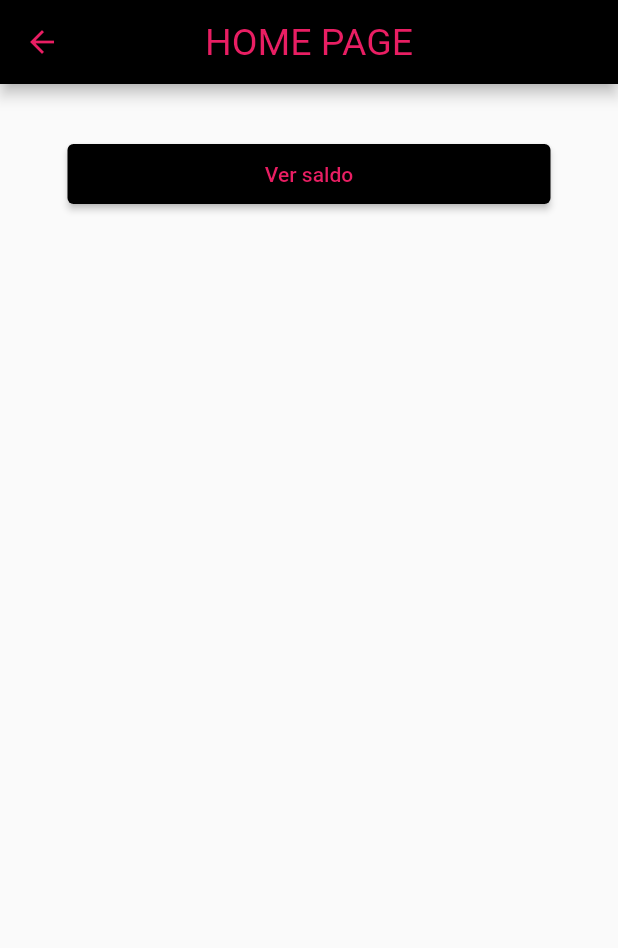
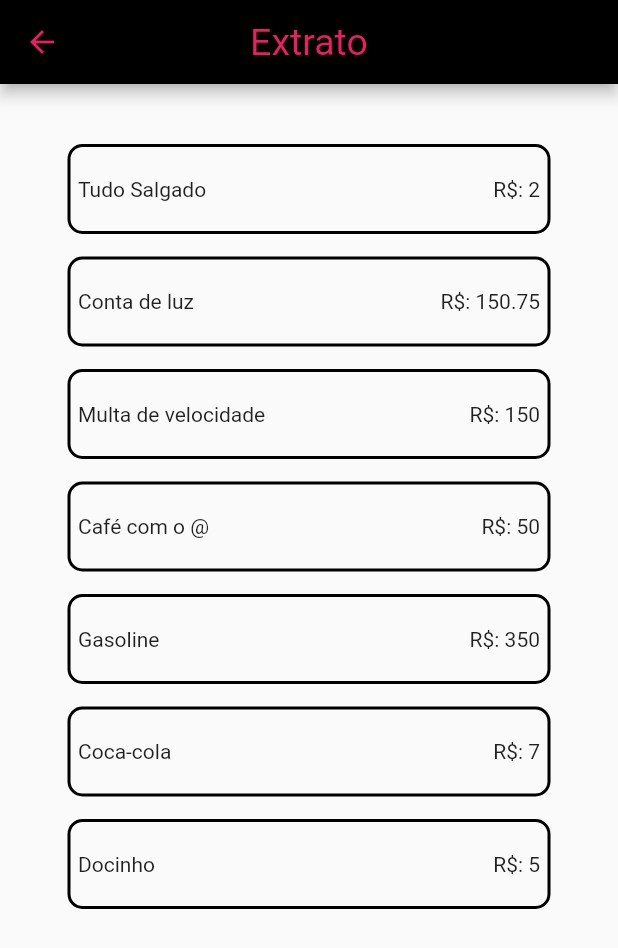
Before and after one commit to EduardoSerafim/Revisao-Flutter, a Flutter app: the screen it shows after launch, after a tap on "Login", on a phone screen of 412 x 824 dp. Shown: the top 948 px of the screen. Run offline on Flutter 3.47's test engine with Material 2 defaults, Android fonts, the phone set to English and light mode, and no system bars.

Commit message:
tela de extrato criada

```diff
--- a/lib/src/app/components/standard_card_content.dart
+++ b/lib/src/app/components/standard_card_content.dart
@@ -1,6 +1,14 @@
 import 'package:flutter/material.dart';
 
 class StandartCardContent extends StatelessWidget {
+
+  final String leftText;
+  final String rightText;
+
+  StandartCardContent({required this.leftText, required this.rightText});
+
+
+
   @override
   Widget build(BuildContext context) {
     return Container(
@@ -10,8 +18,11 @@ class StandartCardContent extends StatelessWidget {
       ),
       height: 60,
 
-      child: Row(children: [
-        Text('data'),
+      child: Row(
+        children: [
+          Text(leftText),
+          Spacer(),
+          Text(rightText),
 
       ]),
     );
--- /dev/null
+++ b/lib/src/app/model/transaction_model.dart
@@ -0,0 +1,9 @@
+class TransactionModel {
+  final String? transactionName;
+  final num? transactionValue;
+
+  TransactionModel({
+    this.transactionName,
+     this.transactionValue
+  });
+}
--- a/lib/src/app/modules/balance_page/balance_page.dart
+++ b/lib/src/app/modules/balance/balance_page.dart
@@ -29,8 +29,9 @@ class _BalancePageState extends State<BalancePage> {
               ),
             ),
             const SizedBox(height: 20),
-            StandartCardContent()
+
           ],
-        ));
+        )
+      );
   }
 }
--- a/lib/src/app/modules/home/home_page.dart
+++ b/lib/src/app/modules/home/home_page.dart
@@ -2,7 +2,7 @@ import 'package:flutter/material.dart';
 import 'package:revisao/src/app/components/standard_buttom.dart';
 import 'package:revisao/src/app/components/standard_page.dart';
 
-import '../balance_page/balance_page.dart';
+import '../balance/balance_page.dart';
 
 class HomePage extends StatelessWidget {
   @override
--- a/lib/src/app/modules/intro_page/intro_page.dart
+++ b/lib/src/app/modules/intro_page/intro_page.dart
@@ -3,6 +3,7 @@ import 'dart:ui';
 import 'package:flutter/material.dart';
 import 'package:revisao/src/app/components/standard_buttom.dart';
 import 'package:revisao/src/app/modules/create_account/create_account.dart';
+import 'package:revisao/src/app/modules/transaction/transaction_page.dart';
 import 'package:revisao/src/utils/exports.dart';
 import 'package:revisao/src/utils/paddings.dart';
 
@@ -31,7 +32,7 @@ class IntroPage extends StatelessWidget {
                 onPressed: () {
                   Navigator.push(
                     context,
-                    MaterialPageRoute(builder: (context) => HomePage())
+                    MaterialPageRoute(builder: (context) => TransactionPage())
                   );
                 },
                 buttonText: login
--- /dev/null
+++ b/lib/src/app/modules/transaction/transaction_page.dart
@@ -0,0 +1,70 @@
+import 'package:flutter/material.dart';
+import 'package:revisao/src/app/components/standard_card_content.dart';
+import 'package:revisao/src/app/components/standard_page.dart';
+import 'package:revisao/src/app/model/transaction_model.dart';
+
+class TransactionPage extends StatefulWidget {
+  @override
+  State<StatefulWidget> createState() {
+    return _TransactionPageState();
+  }
+}
+
+class _TransactionPageState extends State<TransactionPage> {
+  @override
+  void initState() {
+    super.initState();
+    print('comecei o widget');
+  }
+
+  @override
+  void dispose() {
+    super.dispose();
+    print('O widget foi destruido');
+  }
+
+  List<TransactionModel> transactionList = [
+    TransactionModel(transactionName: 'Tudo Salgado', transactionValue: 2),
+    TransactionModel(transactionName: 'Conta de luz', transactionValue: 150.75),
+    TransactionModel(
+        transactionName: 'Multa de velocidade', transactionValue: 150),
+    TransactionModel(transactionName: 'Café com o @', transactionValue: 50),
+    TransactionModel(transactionName: 'Gasoline', transactionValue: 350),
+    TransactionModel(transactionName: 'Coca-cola', transactionValue: 7),
+    TransactionModel(transactionName: 'Docinho', transactionValue: 5)
+  ];
+
+  @override
+  Widget build(BuildContext context) {
+    return StandartPage(
+        body: SingleChildScrollView(
+          child: Column(
+            children: [
+              ListView.separated(
+                  separatorBuilder: (BuildContext context, int index) {
+                    return const SizedBox(
+                      height: 15,
+                    );
+                  },
+                  shrinkWrap: true,
+                  itemCount: transactionList.length,
+                  itemBuilder: (context, index) {
+                    var listaItem = transactionList[index];
+                    return MouseRegion(
+                      cursor: SystemMouseCursors.click,
+                      child: GestureDetector(
+                        onTap: () {
+                          print(listaItem.transactionName);
+                        },
+                        child: StandartCardContent(
+                            leftText: listaItem.transactionName!,
+                            rightText: 'R\$: ${listaItem.transactionValue}'),
+                      ),
+                    );
+                  })
+            ],
+          ),
+        ),
+        title: "Extrato");
+  }
+}
```
